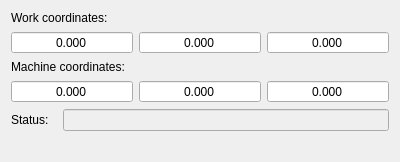
Old version of the form src/candle/form_partial/main/state.ui in the repository bodyhey/Candle3.
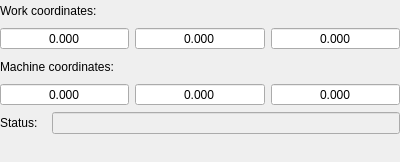
New version of the form.

What changed in the file:
```diff
--- a/src/candle/form_partial/main/state.ui
+++ b/src/candle/form_partial/main/state.ui
@@ -20,6 +20,18 @@
    <string>Form</string>
   </property>
   <layout class="QVBoxLayout" name="verticalLayout">
+   <property name="leftMargin">
+    <number>0</number>
+   </property>
+   <property name="topMargin">
+    <number>0</number>
+   </property>
+   <property name="rightMargin">
+    <number>0</number>
+   </property>
+   <property name="bottomMargin">
+    <number>0</number>
+   </property>
    <item>
     <layout class="QVBoxLayout" name="verticalLayout_4">
      <item>
```
